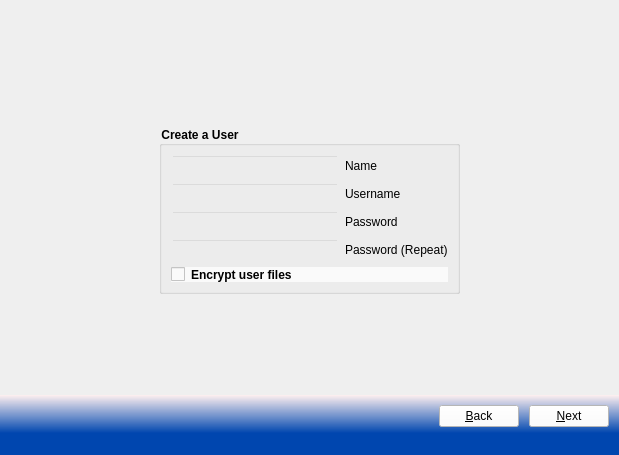
Above: src-qt4/pc-firstbootgui/firstboot.ui from trueos/pcbsd before the change. Below: the same form after it.
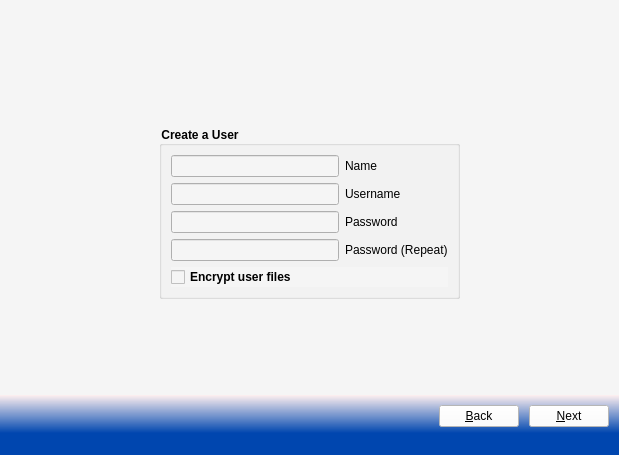
That is the form after the change. Icons and pictures are not drawn.

Commit message: Cleanup the background of the first-boot wizard, this gets rid of the BG image, but makes the checkboxes so much more visible

```diff
--- a/src-qt4/pc-firstbootgui/firstboot.ui
+++ b/src-qt4/pc-firstbootgui/firstboot.ui
@@ -27,7 +27,7 @@
        <bool>false</bool>
       </property>
       <property name="styleSheet">
-       <string notr="true">background-image: url(:/modules/images/backgroundimage.jpg);</string>
+       <string notr="true">background-color: rgb(245, 245, 245);</string>
       </property>
       <property name="currentIndex">
        <number>3</number>
@@ -785,9 +785,6 @@
               <property name="autoFillBackground">
                <bool>false</bool>
               </property>
-              <property name="styleSheet">
-               <string notr="true">background: transparent;</string>
-              </property>
               <property name="title">
                <string>Create a User</string>
               </property>
@@ -873,11 +870,6 @@
                  <property name="autoFillBackground">
                   <bool>false</bool>
                  </property>
-                 <property name="styleSheet">
-                  <string notr="true">border-width: 1px;
-background-color: rgb(250, 250, 250);
-</string>
-                 </property>
                  <property name="text">
                   <string>Encrypt user files</string>
                  </property>
```
